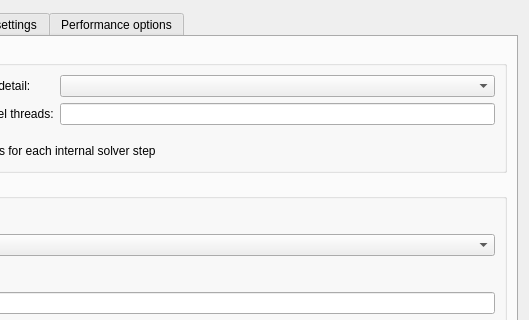
The window that SIM-VICUS/src/SVSimulationStartNandrad.ui (ghorwin/SIM-VICUS) describes before a commit, drawn with Qt 5; both pictures show x 403 to 932 and y 0 to 320 of the 932 by 558 pixel window.
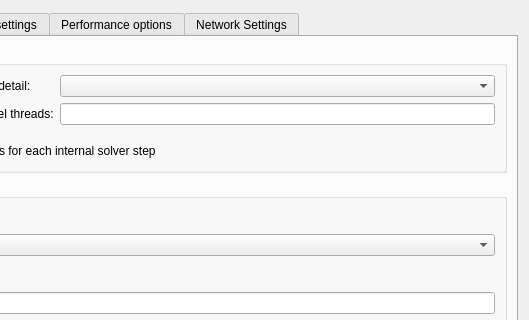
The same window after the commit. The open tabs and pages were chosen to show the change. Custom widgets are drawn as their Qt base class.

Commit message: simulation start dialog

```diff
--- a/SIM-VICUS/src/SVSimulationStartNandrad.ui
+++ b/SIM-VICUS/src/SVSimulationStartNandrad.ui
@@ -13,11 +13,11 @@
   <property name="windowTitle">
    <string>Start building energy simulation</string>
   </property>
-  <layout class="QGridLayout" name="gridLayout_2">
-   <item row="0" column="0">
+  <layout class="QVBoxLayout" name="verticalLayout_2">
+   <item>
     <widget class="QTabWidget" name="tabWidget">
      <property name="currentIndex">
-      <number>0</number>
+      <number>5</number>
      </property>
      <widget class="QWidget" name="tabSimStart">
       <attribute name="title">
@@ -289,9 +289,14 @@
        <string>Performance options</string>
       </attribute>
      </widget>
+     <widget class="QWidget" name="tabNetworkOptions">
+      <attribute name="title">
+       <string>Network Settings</string>
+      </attribute>
+     </widget>
     </widget>
    </item>
-   <item row="1" column="0">
+   <item>
     <layout class="QHBoxLayout" name="horizontalLayout">
      <item>
       <widget class="QPushButton" name="pushButtonRun">
```
The commit also changes 4 other files.
